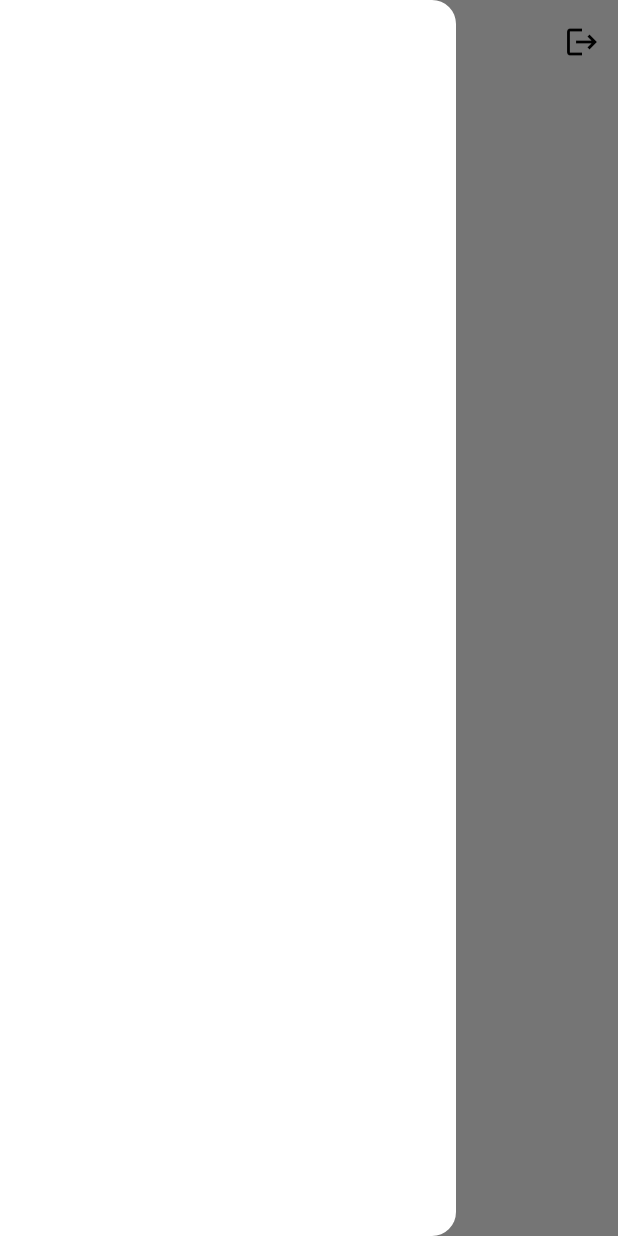
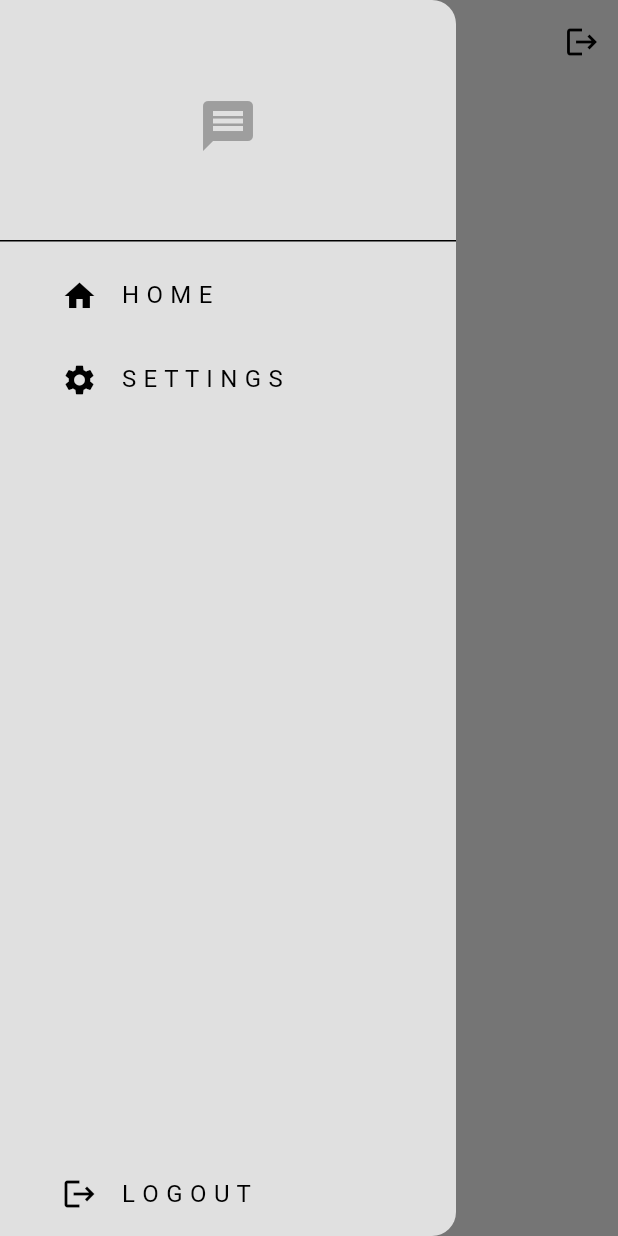
Before and after one commit to mhdmubashir/amolchatapp, a Flutter app: the screen it shows once a user with an empty profile is signed in, with the side drawer open, on a phone screen of 412 x 824 dp. Run offline on Flutter 3.47's test engine with Material 3 defaults, Android fonts, the phone set to English and light mode, and no system bars; our stand-ins replace firebase_auth, firebase_core; accounts and stored records are empty.

Commit message:
Drawer modified

```diff
--- a/lib/components/my_drawer.dart
+++ b/lib/components/my_drawer.dart
@@ -0,0 +1,76 @@
+import 'package:amolchat/pages/settings_page.dart';
+import 'package:flutter/material.dart';
+
+class MyDrawer extends StatelessWidget {
+  const MyDrawer({Key? key});
+
+  @override
+  Widget build(BuildContext context) {
+    return Drawer(
+      backgroundColor: Theme.of(context).colorScheme.background,
+      child: Column(
+        children: [
+          // Logo
+          DrawerHeader(
+            child: Center(
+              child: Icon(
+                Icons.message,
+                color: Theme.of(context).colorScheme.primary,
+                size: 40,
+              ),
+            ),
+          ),
+
+          // Home list tile
+          Padding(
+            padding: const EdgeInsets.only(left: 25.0),
+            child: ListTile(
+              title: Text("H O M E"),
+              leading: Icon(Icons.home),
+              onTap: () {
+                // pop the drawer
+                Navigator.pop(context);
+              },
+            ),
+          ),
+
+          // Settings list tile
+          Padding(
+            padding: const EdgeInsets.only(left: 25.0),
+            child: ListTile(
+              title: Text("S E T T I N G S"),
+              leading: Icon(Icons.settings),
+              onTap: () {
+                // pop the drawer
+                Navigator.pop(context);
+
+                //navigate to settings page
+                Navigator.push(
+                  context,
+                  MaterialPageRoute(
+                    builder: (context) => SettingsPage(),
+                  ),
+                );
+              },
+            ),
+          ),
+
+          // Spacer to push logout to the bottom
+          Spacer(),
+
+          // Logout list tile
+          Padding(
+            padding: const EdgeInsets.only(left: 25.0),
+            child: ListTile(
+              title: Text("L O G O U T"),
+              leading: Icon(Icons.logout),
+              onTap: () {
+                // Add your onTap logic here
+              },
+            ),
+          ),
+        ],
+      ),
+    );
+  }
+}
--- a/lib/pages/home_page.dart
+++ b/lib/pages/home_page.dart
@@ -1,4 +1,5 @@
 import 'package:amolchat/auth/auth_service.dart';
+import 'package:amolchat/components/my_drawer.dart';
 import 'package:flutter/material.dart';
 
 class HomePage extends StatelessWidget {
@@ -20,7 +21,7 @@ class HomePage extends StatelessWidget {
           IconButton(onPressed: logout, icon: Icon(Icons.logout))
         ],
       ),
-      drawer: Drawer(),
+      drawer: MyDrawer(),
     );
   }
 }
```
Also changed, not shown: lib/pages/settings_page.dart (added, +14 -0 lines).
